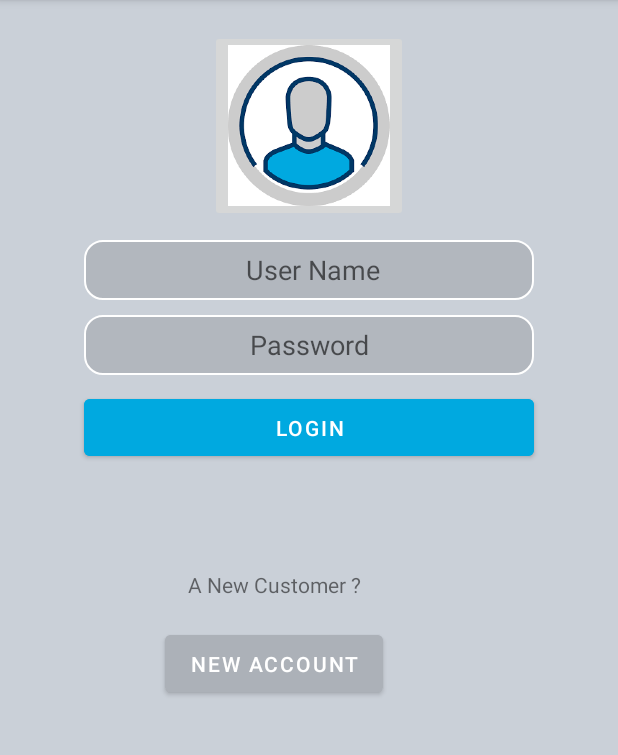
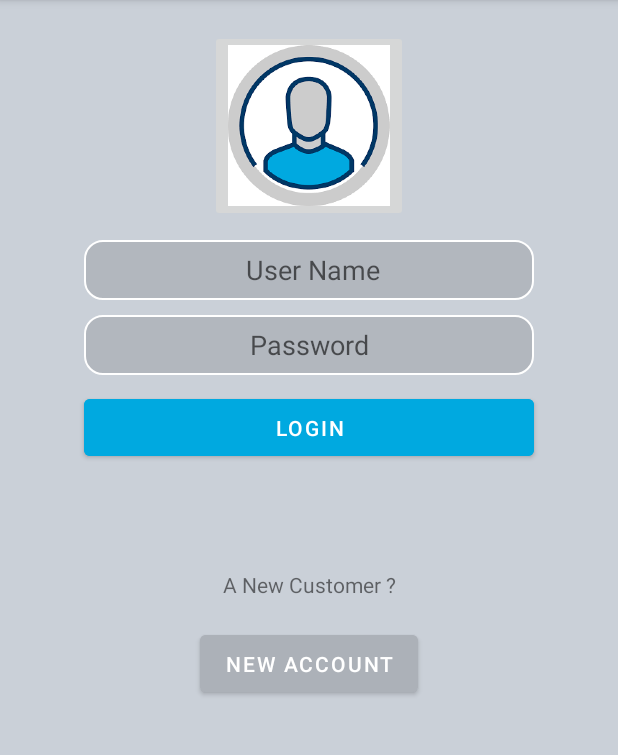
Before and after one commit to Shirinmansouri/TravelRespository, an Android app: the screen it shows after launch (MainActivity), on a phone screen of 412 x 824 dp, the part 84-839 px from its top. Run offline under Robolectric (Android 15) with nearby library versions, the phone set to English and light mode, and no system bars.

```diff
--- a/app/src/main/res/layout/activity_main.xml
+++ b/app/src/main/res/layout/activity_main.xml
@@ -56,9 +56,11 @@
         android:layout_height="50dp"
         android:layout_marginStart="110dp"
         android:layout_marginTop="10dp"
+        android:layout_marginEnd="110dp"
         android:backgroundTint="@color/gray"
         android:onClick="createNewCustomer"
         android:text="New Account"
+        app:layout_constraintEnd_toEndOf="parent"
         app:layout_constraintStart_toStartOf="parent"
         app:layout_constraintTop_toBottomOf="@+id/lblNewCustomer" />
 
@@ -68,8 +70,10 @@
         android:layout_height="27dp"
         android:layout_marginStart="110dp"
         android:layout_marginTop="70dp"
+        android:layout_marginEnd="110dp"
         android:text="A New Customer ?"
         android:textAlignment="center"
+        app:layout_constraintEnd_toEndOf="parent"
         app:layout_constraintStart_toStartOf="parent"
         app:layout_constraintTop_toBottomOf="@id/btnLogin" />
 
```
